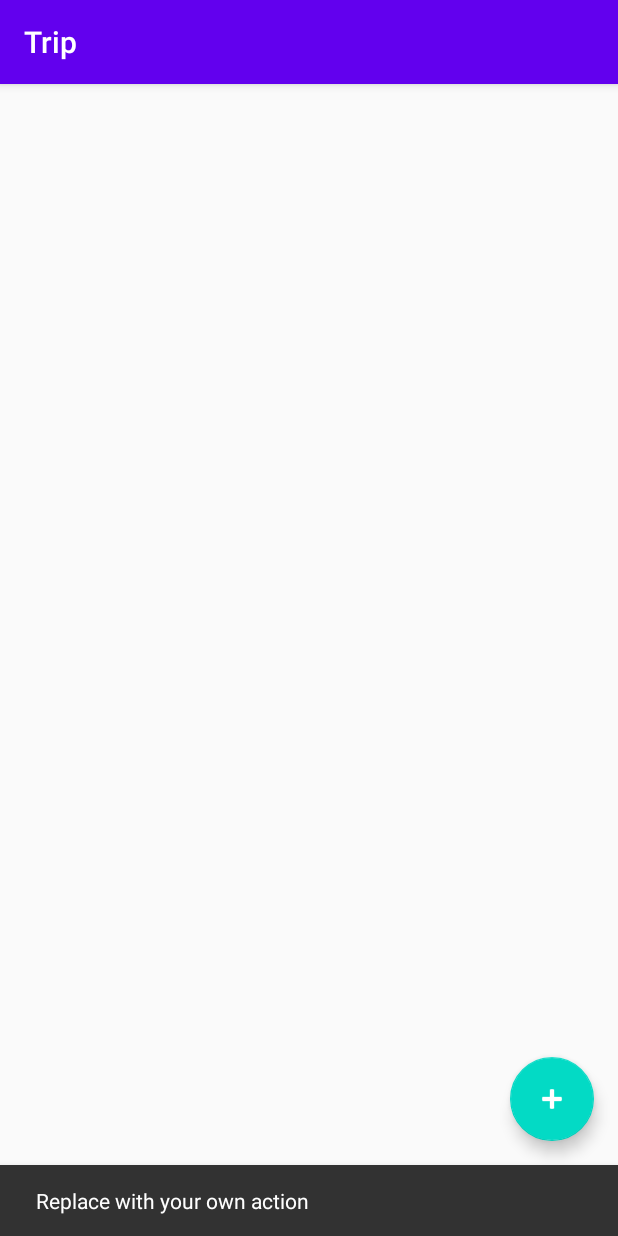
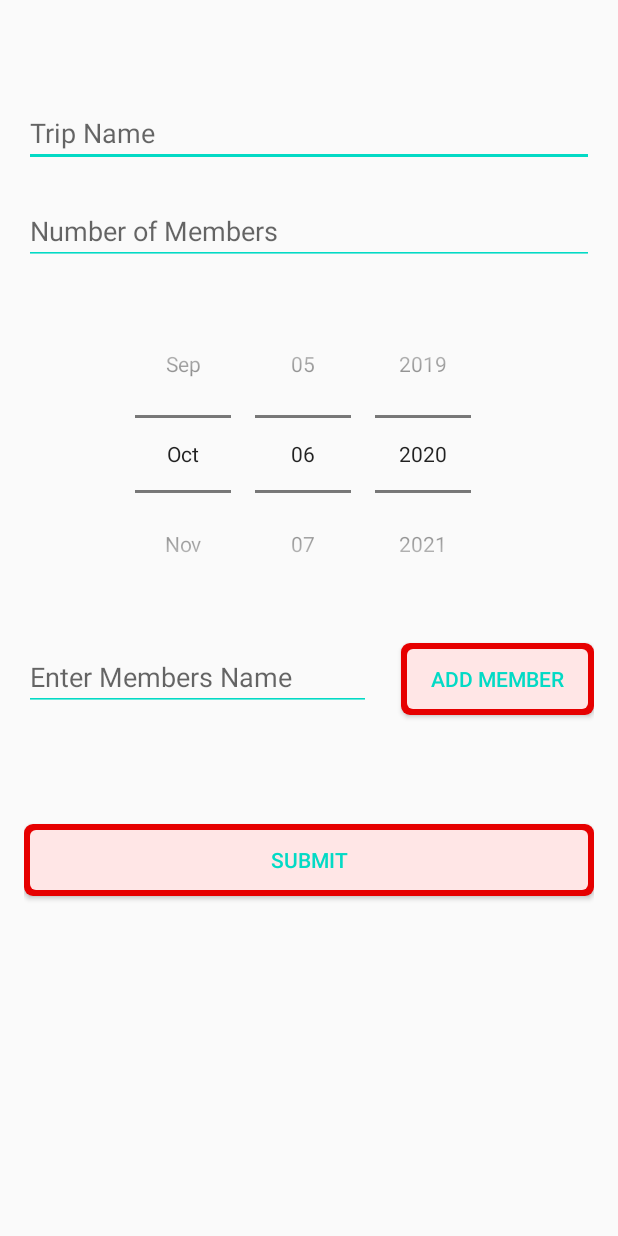
Before and after one commit to MustafaGangardiwala/Trip-Expense-Manager, an Android app: the screen it shows after launch (HomeActivity before the commit, AddNewTripDetails after it), after a tap on an icon or button, on a phone screen of 412 x 824 dp. Run offline under Robolectric (Android 15) with nearby library versions, the phone set to English and light mode, and no system bars.

Commit message:
Trip Entry Layout added

```diff
--- a/app/src/main/AndroidManifest.xml
+++ b/app/src/main/AndroidManifest.xml
@@ -1,6 +1,6 @@
 <?xml version="1.0" encoding="utf-8"?>
 <manifest xmlns:android="http://schemas.android.com/apk/res/android"
-    package="com.example.tripexpensemanager" >
+    package="com.example.tripexpensemanager">
 
     <application
         android:allowBackup="true"
@@ -8,14 +8,19 @@
         android:label="@string/app_name"
         android:roundIcon="@mipmap/ic_launcher_round"
         android:supportsRtl="true"
-        android:theme="@style/AppTheme" >
-        <activity android:name=".HomeActivity"
+        android:theme="@style/AppTheme">
+        <activity android:name=".AddNewTripDetails"
+            android:screenOrientation="portrait"/>
+        <activity
+            android:name=".HomeActivity"
             android:label="@string/home_activity_name"
-            android:theme="@style/AppThemeHomeActivity"/>
+            android:theme="@style/AppThemeHomeActivity"
+            android:screenOrientation="portrait"/>
         <activity
             android:name=".SplashScreen"
             android:label="@string/app_name"
-            android:theme="@style/AppTheme" >
+            android:theme="@style/AppTheme"
+            android:screenOrientation="portrait">
             <intent-filter>
                 <action android:name="android.intent.action.MAIN" />
 
--- /dev/null
+++ b/app/src/main/java/com/example/tripexpensemanager/AddNewTripDetails.java
@@ -0,0 +1,23 @@
+package com.example.tripexpensemanager;
+
+import androidx.appcompat.app.AppCompatActivity;
+
+import android.content.Intent;
+import android.os.Bundle;
+
+public class AddNewTripDetails extends AppCompatActivity {
+
+    @Override
+    protected void onCreate(Bundle savedInstanceState) {
+        super.onCreate(savedInstanceState);
+        setContentView(R.layout.activity_add_new_trip_details);
+    }
+
+    @Override
+    public void onBackPressed() {
+        super.onBackPressed();
+        Intent intent = new Intent(AddNewTripDetails.this,HomeActivity.class);
+        startActivity(intent);
+        finish();
+    }
+}
--- a/app/src/main/java/com/example/tripexpensemanager/HomeActivity.java
+++ b/app/src/main/java/com/example/tripexpensemanager/HomeActivity.java
@@ -1,30 +1,27 @@
 package com.example.tripexpensemanager;
 
+import android.content.Intent;
 import android.os.Bundle;
 
 import com.google.android.material.floatingactionbutton.FloatingActionButton;
-import com.google.android.material.snackbar.Snackbar;
 
 import androidx.appcompat.app.AppCompatActivity;
-import androidx.appcompat.widget.Toolbar;
 
 import android.view.View;
-
-import android.view.Menu;
-import android.view.MenuItem;
 
 public class HomeActivity extends AppCompatActivity {
 
     @Override
     protected void onCreate(Bundle savedInstanceState) {
         super.onCreate(savedInstanceState);
-        setContentView(R.layout.activity_main);
+        setContentView(R.layout.activity_home);
         FloatingActionButton fab = findViewById(R.id.fab);
         fab.setOnClickListener(new View.OnClickListener() {
             @Override
             public void onClick(View view) {
-                Snackbar.make(view, "Replace with your own action", Snackbar.LENGTH_LONG)
-                        .setAction("Action", null).show();
+                Intent intent = new Intent(HomeActivity.this,AddNewTripDetails.class);
+                startActivity(intent);
+                finish();
             }
         });
     }
--- /dev/null
+++ b/app/src/main/res/drawable/layout_button.xml
@@ -0,0 +1,19 @@
+<?xml version="1.0" encoding="utf-8"?>
+<layer-list xmlns:android="http://schemas.android.com/apk/res/android">
+    <item>
+        <shape android:shape="rectangle">
+            <solid android:color="#e60000" />
+            <corners android:radius="6dp" />
+        </shape>
+    </item>
+    <item
+        android:bottom="4dp"
+        android:left="4dp"
+        android:right="4dp"
+        android:top="4dp">
+        <shape android:shape="rectangle">
+            <corners android:radius="4dp" />
+            <solid android:color="@color/btnRed" />
+        </shape>
+    </item>
+</layer-list>
--- /dev/null
+++ b/app/src/main/res/layout/activity_add_new_trip_details.xml
@@ -0,0 +1,90 @@
+<?xml version="1.0" encoding="utf-8"?>
+<androidx.constraintlayout.widget.ConstraintLayout xmlns:android="http://schemas.android.com/apk/res/android"
+    xmlns:app="http://schemas.android.com/apk/res-auto"
+    xmlns:tools="http://schemas.android.com/tools"
+    android:layout_width="match_parent"
+    android:layout_height="match_parent"
+    android:padding="16dp"
+    tools:context=".AddNewTripDetails">
+
+    <EditText
+        android:id="@+id/tripNameet"
+        android:layout_width="0dp"
+        android:layout_height="wrap_content"
+        android:layout_marginTop="50dp"
+        android:ems="10"
+        android:inputType="textPersonName"
+        android:maxLength="24"
+        android:hint="Trip Name"
+        android:backgroundTint="@color/colorAccent"
+        app:layout_constraintEnd_toEndOf="parent"
+        app:layout_constraintStart_toStartOf="parent"
+        app:layout_constraintTop_toTopOf="parent" />
+
+    <EditText
+        android:id="@+id/memberNumberet"
+        android:layout_width="0dp"
+        android:layout_height="wrap_content"
+        android:layout_marginTop="20dp"
+        android:ems="10"
+        android:inputType="numberDecimal"
+        android:maxLength="3"
+        android:hint="Number of Members"
+        android:backgroundTint="@color/colorAccent"
+        app:layout_constraintEnd_toEndOf="parent"
+        app:layout_constraintStart_toStartOf="parent"
+        app:layout_constraintTop_toBottomOf="@+id/tripNameet" />
+
+    <DatePicker
+        android:id="@+id/datePicker"
+        android:layout_width="0dp"
+        android:layout_height="wrap_content"
+        android:layout_marginTop="20dp"
+        android:calendarViewShown="false"
+        android:datePickerMode="spinner"
+        app:layout_constraintEnd_toEndOf="parent"
+        app:layout_constraintStart_toStartOf="parent"
+        app:layout_constraintTop_toBottomOf="@+id/memberNumberet" />
+
+    <EditText
+        android:id="@+id/editTextTextPersonName3"
+        android:layout_width="0dp"
+        android:layout_height="wrap_content"
+        android:layout_marginTop="20dp"
+        android:ems="10"
+        android:inputType="textPersonName"
+        android:hint="Enter Members Name"
+        android:backgroundTint="@color/colorAccent"
+        app:layout_constraintEnd_toStartOf="@+id/button"
+        app:layout_constraintHorizontal_bias="0.5"
+        app:layout_constraintStart_toStartOf="parent"
+        app:layout_constraintTop_toBottomOf="@+id/datePicker" />
+
+    <Button
+        android:id="@+id/button"
+        android:layout_width="wrap_content"
+        android:layout_height="wrap_content"
+        android:layout_marginStart="20dp"
+        android:layout_marginTop="20dp"
+        android:text="Add Member"
+        android:textColor="@color/colorAccent"
+        android:paddingStart="20dp"
+        android:paddingEnd="20dp"
+        android:background="@drawable/layout_button"
+        app:layout_constraintEnd_toEndOf="parent"
+        app:layout_constraintHorizontal_bias="0.5"
+        app:layout_constraintStart_toEndOf="@+id/editTextTextPersonName3"
+        app:layout_constraintTop_toBottomOf="@+id/datePicker" />
+
+    <Button
+        android:id="@+id/button2"
+        android:layout_width="0dp"
+        android:layout_height="wrap_content"
+        android:layout_marginTop="75dp"
+        android:text="Submit"
+        android:textColor="@color/colorAccent"
+        android:background="@drawable/layout_button"
+        app:layout_constraintEnd_toEndOf="parent"
+        app:layout_constraintStart_toStartOf="parent"
+        app:layout_constraintTop_toBottomOf="@+id/editTextTextPersonName3" />
+</androidx.constraintlayout.widget.ConstraintLayout>
--- a/app/src/main/res/layout/activity_main.xml
+++ b/app/src/main/res/layout/activity_home.xml
@@ -4,9 +4,13 @@
     xmlns:tools="http://schemas.android.com/tools"
     android:layout_width="match_parent"
     android:layout_height="match_parent"
+    android:padding="5dp"
     tools:context=".HomeActivity">
 
-
+<ListView
+    android:id="@+id/listOftrip"
+    android:layout_width="match_parent"
+    android:layout_height="match_parent"/>
 
     <com.google.android.material.floatingactionbutton.FloatingActionButton
         android:id="@+id/fab"
--- a/app/src/main/res/values/colors.xml
+++ b/app/src/main/res/values/colors.xml
@@ -4,4 +4,5 @@
     <color name="colorPrimaryDark">#3700B3</color>
     <color name="colorAccent">#03DAC5</color>
     <color name="white">#FFFFFF</color>
+    <color name="btnRed">#ffe6e6</color>
 </resources>
```
